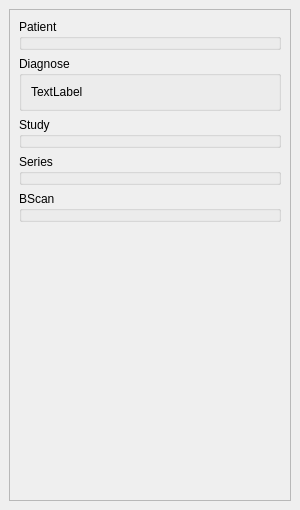
Old version of the form ui/octinformations.ui in the repository neurodial/OCT-Marker.
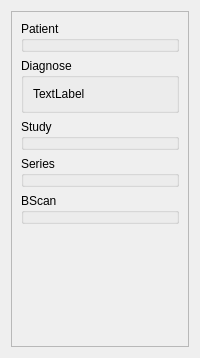
New version of the form.

Patch:
```diff
--- a/ui/octinformations.ui
+++ b/ui/octinformations.ui
@@ -1,19 +1,7 @@
 <?xml version="1.0" encoding="UTF-8"?>
 <ui version="4.0">
  <class>UiOctInformations</class>
- <widget class="QDockWidget" name="UiOctInformations">
-  <property name="geometry">
-   <rect>
-    <x>0</x>
-    <y>0</y>
-    <width>300</width>
-    <height>510</height>
-   </rect>
-  </property>
-  <property name="windowTitle">
-   <string>Oct informations</string>
-  </property>
-  <widget class="QWidget" name="dockWidgetContents">
+ <widget class="QWidget" name="UiOctInformations">
    <layout class="QVBoxLayout" name="verticalLayout">
     <item>
      <widget class="QScrollArea" name="scrollArea">
@@ -97,7 +85,6 @@
     </item>
    </layout>
   </widget>
- </widget>
  <resources/>
  <connections/>
 </ui>
```
